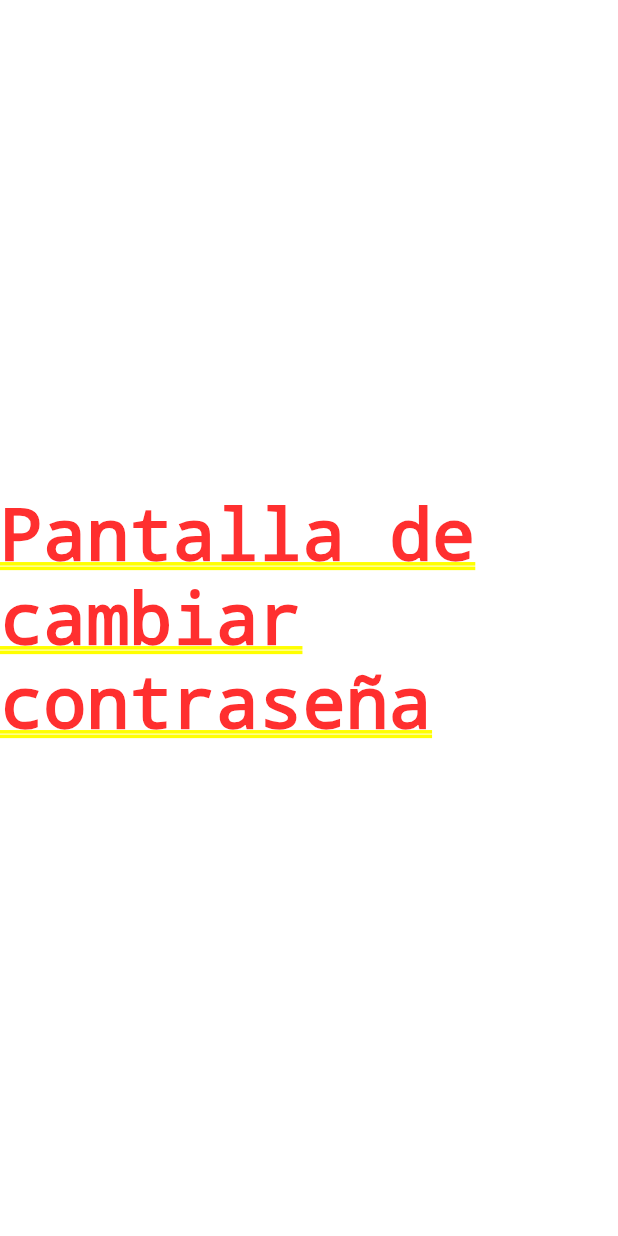
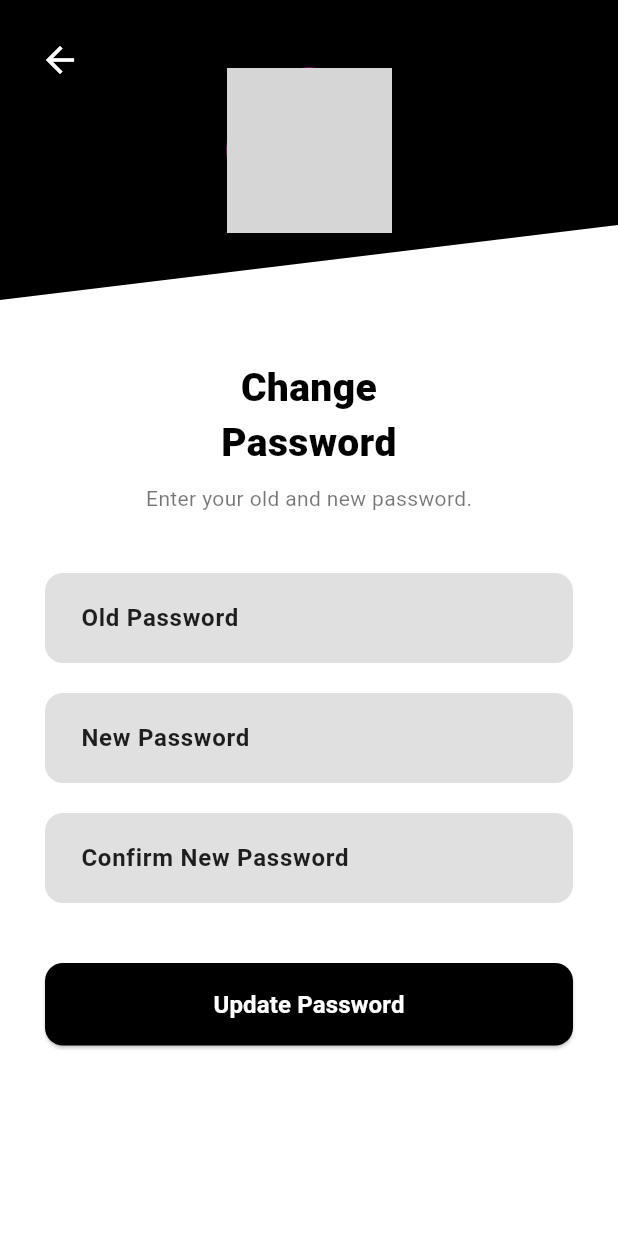
Before and after one commit to Felix2114/SmartSwine, a Flutter app: the screen it shows after launch, after a tap on "Forgot Password?", on a phone screen of 412 x 824 dp. Run offline on Flutter 3.47's test engine with Material 3 defaults, Android fonts, the phone set to English and light mode, and no system bars; grey boxes are pictures that could not be loaded.

Commit message:
add password

```diff
--- a/lib/screens/password_page.dart
+++ b/lib/screens/password_page.dart
@@ -5,6 +5,161 @@ class PasswordPage extends StatelessWidget {
 
   @override
   Widget build(BuildContext context) {
-    return const Center(child: Text('Pantalla de cambiar contraseña'));
+    return Scaffold(
+      backgroundColor: Colors.white,
+      body: SafeArea(
+        child: Column(
+          children: [
+
+            ClipPath(
+              clipper: InvertedDiagonalClipper(),
+              child: Container(
+                width: double.infinity,
+                height: 200,
+                color: Colors.black,
+                child: Stack(
+                  children: [
+
+                    Positioned(
+                      top: 16,
+                      left: 16,
+                      child: IconButton(
+                        icon: const Icon(Icons.arrow_back,
+                            color: Colors.white, size: 28),
+                        onPressed: () {
+                          Navigator.pop(context);
+                        },
+                      ),
+                    ),
+
+
+                    Center(
+                      child: Container(
+                        width: 110,
+                        height: 110,
+                        decoration: const BoxDecoration(
+                          color: Color.fromARGB(255, 243, 33, 205),
+                          shape: BoxShape.circle,
+                        ),
+                        child: ClipOval(
+                          child: Image.asset(
+                            'assets/logo2SmartSwine.png',
+                            fit: BoxFit.cover,
+                          ),
+                        ),
+                      ),
+                    ),
+                  ],
+                ),
+              ),
+            ),
+
+            const SizedBox(height: 40),
+
+
+            const Text(
+              'Change\nPassword',
+              textAlign: TextAlign.center,
+              style: TextStyle(
+                fontSize: 26,
+                fontWeight: FontWeight.w900,
+                color: Colors.black,
+              ),
+            ),
+
+            const SizedBox(height: 8),
+
+
+            const Text(
+              'Enter your old and new password.',
+              style: TextStyle(fontSize: 14, color: Colors.black54),
+            ),
+
+            const SizedBox(height: 40),
+
+
+            Padding(
+              padding: const EdgeInsets.symmetric(horizontal: 30),
+              child: Column(
+                children: [
+                  _textField("Old Password", obscureText: true),
+                  const SizedBox(height: 20),
+                  _textField("New Password", obscureText: true),
+                  const SizedBox(height: 20),
+                  _textField("Confirm New Password", obscureText: true),
+                  const SizedBox(height: 40),
+
+
+                  SizedBox(
+                    width: double.infinity,
+                    height: 55,
+                    child: ElevatedButton(
+                      onPressed: () {
+
+                      },
+                      style: ElevatedButton.styleFrom(
+                        backgroundColor: Colors.black,
+                        shape: RoundedRectangleBorder(
+                          borderRadius: BorderRadius.circular(12),
+                        ),
+                      ),
+                      child: const Text(
+                        'Update Password',
+                        style: TextStyle(
+                          fontSize: 16,
+                          fontWeight: FontWeight.w700,
+                          color: Colors.white,
+                        ),
+                      ),
+                    ),
+                  ),
+                ],
+              ),
+            ),
+          ],
+        ),
+      ),
+    );
+  }
+
+
+  static Widget _textField(String hint, {bool obscureText = false}) {
+    return TextField(
+      obscureText: obscureText,
+      style: const TextStyle(fontSize: 16, fontWeight: FontWeight.w600),
+      decoration: InputDecoration(
+        hintText: hint,
+        hintStyle: const TextStyle(
+          fontWeight: FontWeight.w700,
+          color: Colors.black87,
+        ),
+        filled: true,
+        fillColor: Colors.grey[300],
+        contentPadding: const EdgeInsets.symmetric(
+          horizontal: 20,
+          vertical: 18,
+        ),
+        border: OutlineInputBorder(
+          borderRadius: BorderRadius.circular(12),
+          borderSide: BorderSide.none,
+        ),
+      ),
+    );
   }
 }
+
+
+class InvertedDiagonalClipper extends CustomClipper<Path> {
+  @override
+  Path getClip(Size size) {
+    Path path = Path();
+    path.lineTo(0, size.height);
+    path.lineTo(size.width, size.height - 50);
+    path.lineTo(size.width, 0);
+    path.close();
+    return path;
+  }
+
+  @override
+  bool shouldReclip(CustomClipper<Path> oldClipper) => false;
+}
```
